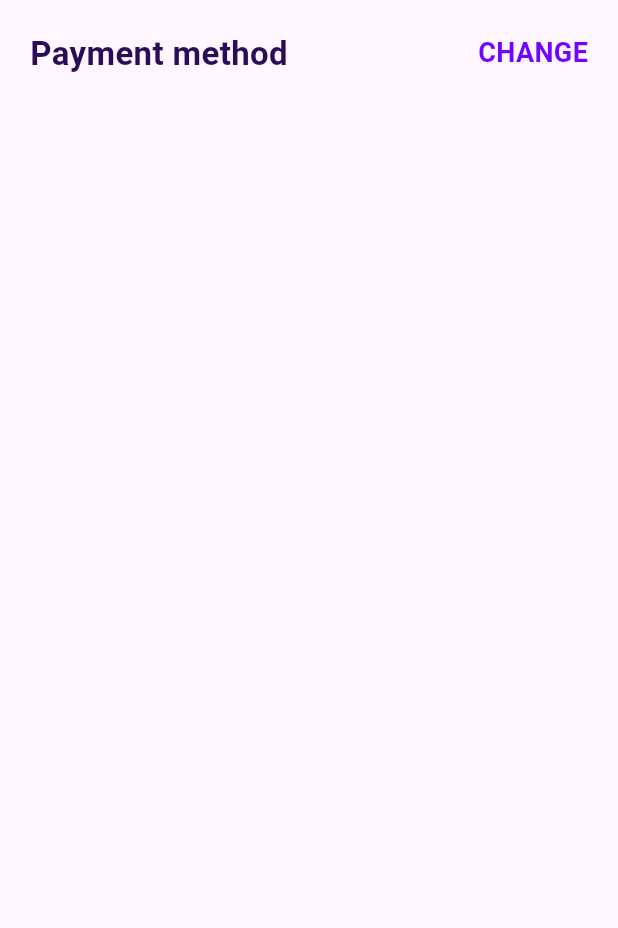
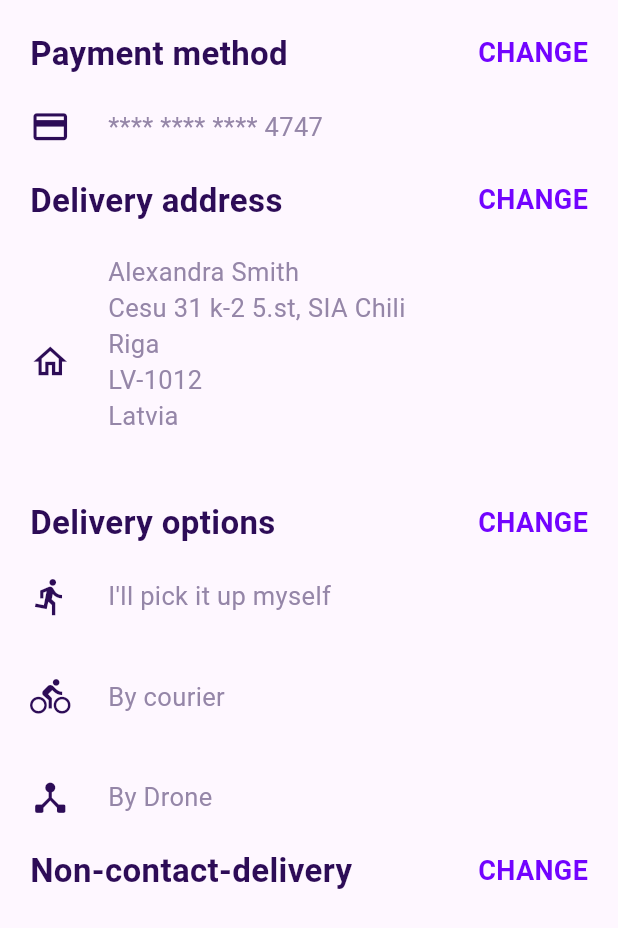
Before and after one commit to Inoyatovlee/necessary, a Flutter app: the screen it shows after launch, on a phone screen of 412 x 824 dp. Shown: the top 928 px of the screen. Run offline on Flutter 3.47's test engine with Material 3 defaults, Android fonts, the phone set to English and light mode, and no system bars; our stand-ins replace carousel_slider, flutter_svg, get.

Commit message:
text chec

```diff
--- /dev/null
+++ b/lib/components/checkout/button.dart
@@ -0,0 +1,25 @@
+import 'package:button_hide/config/imports.dart';
+
+// ignore: must_be_immutable
+class checkout_button extends StatelessWidget {
+  String text;
+  dynamic iconn;
+  checkout_button({super.key, this.text = "Text", this.iconn});
+
+  @override
+  Widget build(BuildContext context) {
+    return Container(
+      padding: EdgeInsets.symmetric(vertical: 20),
+      child: Row(
+        children: [
+          iconn,
+          SizedBox(width: 25),
+          Text(
+            text,
+            style: TextStyle(fontSize: 17, color: AppColor.dis),
+          )
+        ],
+      ),
+    );
+  }
+}
--- a/lib/config/imports.dart
+++ b/lib/config/imports.dart
@@ -28,3 +28,5 @@ export 'dart:async';
 export 'package:button_hide/page/debit_card.dart';
 export 'package:button_hide/components/debit_card/input_2.dart';
 export 'package:button_hide/components/debit_card/row_textfild.dart';
+export 'package:button_hide/page/checkout.dart';
+export 'package:button_hide/components/checkout/text_cha.dart';
--- a/lib/main.dart
+++ b/lib/main.dart
@@ -1,5 +1,5 @@
 import 'package:button_hide/config/imports.dart';
-import 'package:button_hide/page/checkout.dart';
+
 
 void main() {
   runApp(const MyApp());
--- a/lib/page/checkout.dart
+++ b/lib/page/checkout.dart
@@ -1,6 +1,5 @@
-import 'package:button_hide/components/checkout/text_cha.dart';
+import 'package:button_hide/components/checkout/button.dart';
 import 'package:button_hide/config/imports.dart';
-import 'package:flutter/material.dart';
 
 class checkout extends StatefulWidget {
   const checkout({super.key});
@@ -17,9 +16,38 @@ class _checkoutState extends State<checkout> {
         padding: EdgeInsets.all(20),
         child: Column(
           children: [
-            text_ch(
-              text: "Payment method",
-            )
+            text_ch(text: "Payment method"),
+            checkout_button(
+              iconn: Icon(Icons.credit_card_outlined,
+                  color: AppColor.non, size: 27),
+              text: "**** **** **** 4747",
+            ),
+            text_ch(text: "Delivery address"),
+            checkout_button(
+                iconn: Icon(Icons.home_outlined, color: AppColor.non, size: 27),
+                text: '''Alexandra Smith
+Cesu 31 k-2 5.st, SIA Chili
+Riga
+LV-1012
+Latvia
+'''),
+            text_ch(text: "Delivery options"),
+            checkout_button(
+              iconn: Icon(Icons.directions_run_outlined,
+                  color: AppColor.non, size: 27),
+              text: "I'll pick it up myself",
+            ),
+            checkout_button(
+              iconn: Icon(Icons.directions_bike_outlined,
+                  color: AppColor.non, size: 27),
+              text: "By courier",
+            ),
+            checkout_button(
+              iconn:
+                  Icon(Icons.device_hub_rounded, color: AppColor.non, size: 27),
+              text: "By Drone",
+            ),
+            text_ch(text: "Non-contact-delivery")
           ],
         ),
       ),
```
